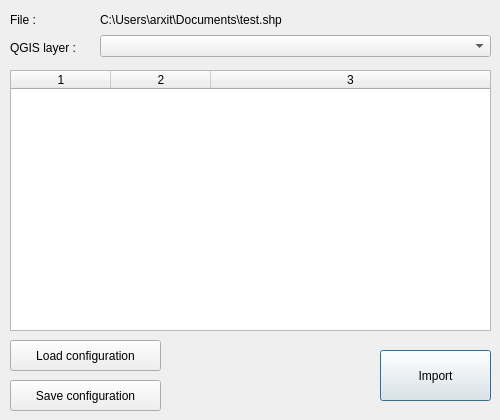
Old version of the form widgets/import_data/import_shp_dialog.ui in the repository Geoportail-Luxembourg/qgis-pag-plugin.
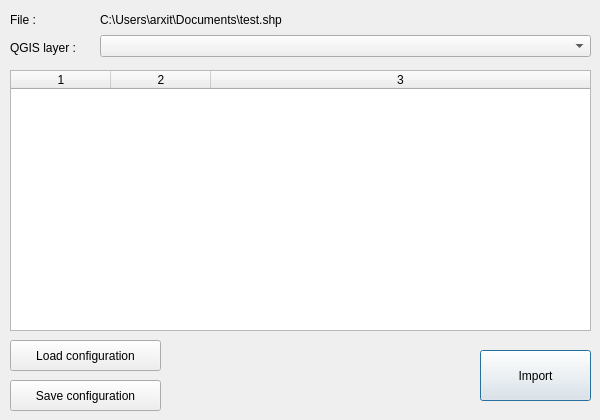
New version of the form.

Commit message: Resize import SHP window

The edit to the form file:
```diff
--- a/widgets/import_data/import_shp_dialog.ui
+++ b/widgets/import_data/import_shp_dialog.ui
@@ -9,7 +9,7 @@
    <rect>
     <x>0</x>
     <y>0</y>
-    <width>500</width>
+    <width>600</width>
     <height>420</height>
    </rect>
   </property>
@@ -19,6 +19,18 @@
     <verstretch>0</verstretch>
    </sizepolicy>
   </property>
+  <property name="minimumSize">
+   <size>
+    <width>600</width>
+    <height>420</height>
+   </size>
+  </property>
+  <property name="maximumSize">
+   <size>
+    <width>600</width>
+    <height>420</height>
+   </size>
+  </property>
   <property name="windowTitle">
    <string>Import Shapefile</string>
   </property>
@@ -27,7 +39,7 @@
     <rect>
      <x>100</x>
      <y>10</y>
-     <width>391</width>
+     <width>491</width>
      <height>20</height>
     </rect>
    </property>
@@ -53,7 +65,7 @@
     <rect>
      <x>100</x>
      <y>35</y>
-     <width>391</width>
+     <width>491</width>
      <height>22</height>
     </rect>
    </property>
@@ -69,7 +81,7 @@
     <rect>
      <x>10</x>
      <y>70</y>
-     <width>481</width>
+     <width>581</width>
      <height>261</height>
     </rect>
    </property>
@@ -89,7 +101,7 @@
   <widget class="QPushButton" name="btnImport">
    <property name="geometry">
     <rect>
-     <x>380</x>
+     <x>480</x>
      <y>350</y>
      <width>111</width>
      <height>51</height>
```
The commit also changes 1 other file.
